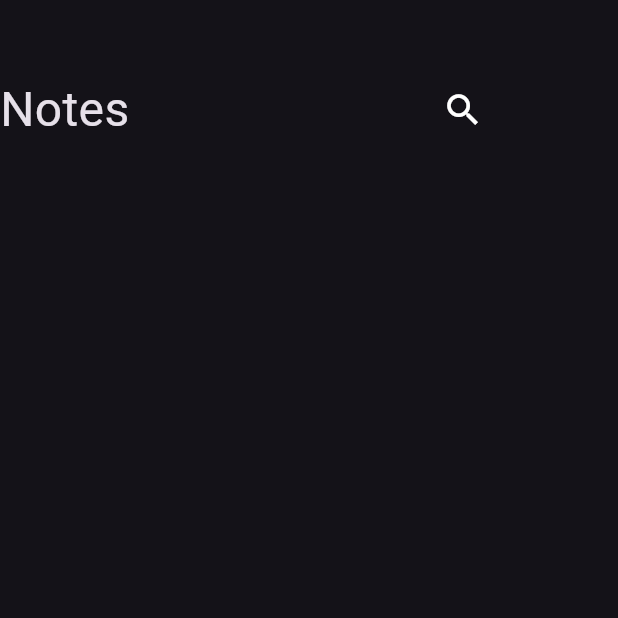
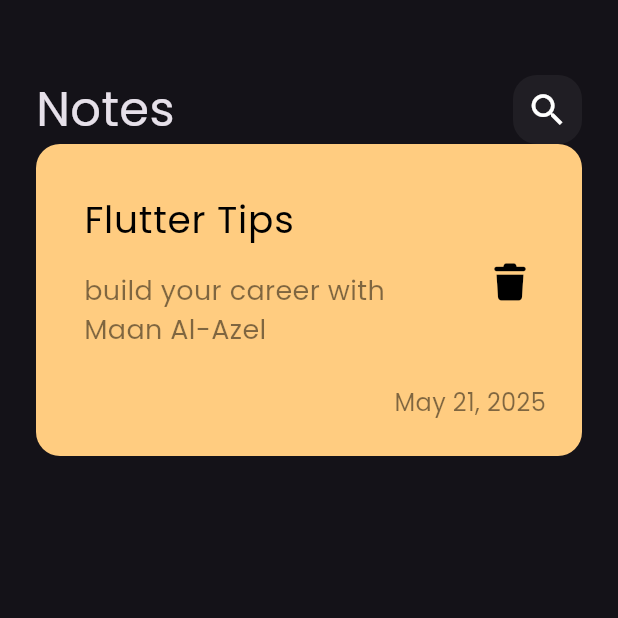
Before and after one commit to Maan-Al-Azel/Note_App, a Flutter app: the screen it shows after launch, on a phone screen of 412 x 824 dp, the top half of it. Run offline on Flutter 3.47's test engine with Material 3 defaults, Android fonts, the phone set to English and light mode, and no system bars; our stand-ins replace font_awesome_flutter.

Commit message:
add Note item

```diff
--- a/lib/main.dart
+++ b/lib/main.dart
@@ -11,7 +11,7 @@ class NoteApp extends StatelessWidget {
   @override
   Widget build(BuildContext context) {
     return MaterialApp(
-      theme: ThemeData.dark(),
+      theme: ThemeData(brightness: Brightness.dark, fontFamily: 'Poppins'),
       debugShowCheckedModeBanner: false,
       routes: {NotesView.id: (context) => NotesView()},
       initialRoute: NotesView.id,
--- /dev/null
+++ b/lib/widget/Custom_Search_Icon.dart
@@ -0,0 +1,18 @@
+import 'package:flutter/material.dart';
+
+class CustomSearchIcon extends StatelessWidget {
+  const CustomSearchIcon({super.key});
+
+  @override
+  Widget build(BuildContext context) {
+    return Container(
+      height: 46,
+      width: 46,
+      decoration: BoxDecoration(
+        color: Colors.white.withOpacity(.05),
+        borderRadius: BorderRadius.circular(16),
+      ),
+      child: const Icon(Icons.search, size: 28),
+    );
+  }
+}
--- a/lib/widget/custom_app_bar.dart
+++ b/lib/widget/custom_app_bar.dart
@@ -1,4 +1,5 @@
 import 'package:flutter/material.dart';
+import 'package:note_app/widget/Custom_Search_Icon.dart';
 
 class CustomAppBar extends StatelessWidget {
   const CustomAppBar({super.key});
@@ -8,22 +9,9 @@ class CustomAppBar extends StatelessWidget {
     return const Row(
       children: [
         Text('Notes', style: TextStyle(fontSize: 32)),
-        SizedBox(width: 200),
+        Spacer(),
         CustomSearchIcon(),
       ],
     );
   }
 }
-
-class CustomSearchIcon extends StatelessWidget {
-  const CustomSearchIcon({super.key});
-
-  @override
-  Widget build(BuildContext context) {
-    return Container(
-      height: 45,
-      width: 45,
-      child: const Icon(Icons.search, size: 28),
-    );
-  }
-}
--- /dev/null
+++ b/lib/widget/custom_note_item.dart
@@ -0,0 +1,55 @@
+
+import 'package:flutter/material.dart';
+import 'package:font_awesome_flutter/font_awesome_flutter.dart';
+
+class NoteItem extends StatelessWidget {
+  const NoteItem({super.key});
+
+  @override
+  Widget build(BuildContext context) {
+    return Container(
+      padding: const EdgeInsets.only(top: 24, bottom: 24, left: 16),
+      decoration: BoxDecoration(
+        color: Color(0xffFFCC80),
+        borderRadius: BorderRadius.circular(16),
+      ),
+      child: Column(
+        crossAxisAlignment: CrossAxisAlignment.end,
+        children: [
+          ListTile(
+            title: const Text(
+              'Flutter Tips',
+              style: TextStyle(color: Colors.black, fontSize: 25),
+            ),
+            subtitle: Padding(
+              padding: const EdgeInsets.only(top: 16, bottom: 16),
+              child: Text(
+                'build your career with Maan Al-Azel',
+                style: TextStyle(
+                  color: Colors.black.withOpacity(.5),
+                  fontSize: 18,
+                ),
+              ),
+            ),
+
+            trailing: IconButton(
+              onPressed: () {},
+              icon: Icon(FontAwesomeIcons.trash, color: Colors.black, size: 24),
+            ),
+          ),
+
+          Padding(
+            padding: const EdgeInsets.only(right: 24),
+            child: Text(
+              'May 21, 2025',
+              style: TextStyle(
+                color: Colors.black.withOpacity(.5),
+                fontSize: 16,
+              ),
+            ),
+          ),
+        ],
+      ),
+    );
+  }
+}
--- a/lib/widget/notes_view_body.dart
+++ b/lib/widget/notes_view_body.dart
@@ -1,11 +1,17 @@
 import 'package:flutter/material.dart';
 import 'package:note_app/widget/custom_app_bar.dart';
+import 'package:note_app/widget/custom_note_item.dart';
 
 class NotesViewBody extends StatelessWidget {
   const NotesViewBody({super.key});
 
   @override
   Widget build(BuildContext context) {
-    return Column(children: const [SizedBox(height: 50), CustomAppBar()]);
+    return Padding(
+      padding: const EdgeInsets.symmetric(horizontal: 24),
+      child: Column(
+        children: const [SizedBox(height: 50), CustomAppBar(), NoteItem()],
+      ),
+    );
   }
 }
```
Also changed, not shown: pubspec.yaml (+8 -14 lines), assets/fonts/Poppins-Regular.ttf (added), pubspec.lock.
